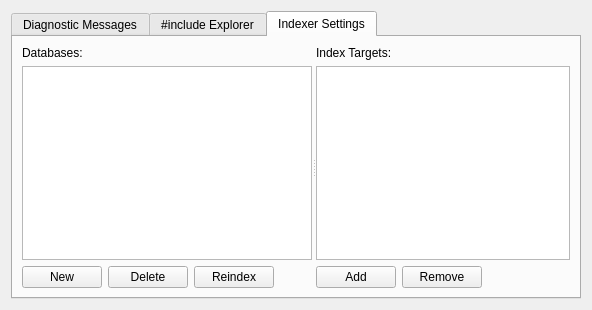
Above: src/plugin_tool_view.ui from zaufi/kate-cpp-helper-plugin before the change. Below: the same form after it.
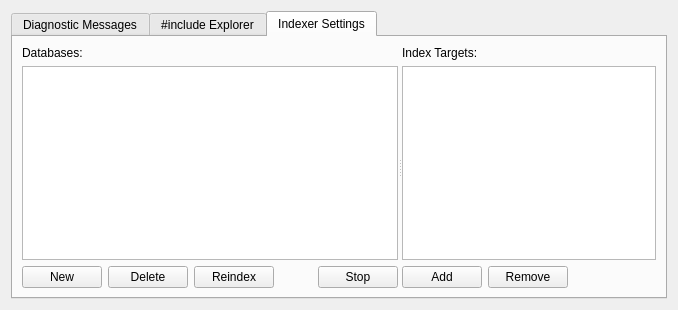
That is the form after the change. The open tabs and pages were chosen to show the change. Custom widgets are drawn as their Qt base class.

The edit to the form file:
```diff
--- a/src/plugin_tool_view.ui
+++ b/src/plugin_tool_view.ui
@@ -214,6 +214,13 @@
                </property>
               </spacer>
              </item>
+             <item>
+              <widget class="KPushButton" name="stopIndexer">
+               <property name="text">
+                <string>Stop</string>
+               </property>
+              </widget>
+             </item>
             </layout>
            </item>
           </layout>
```
